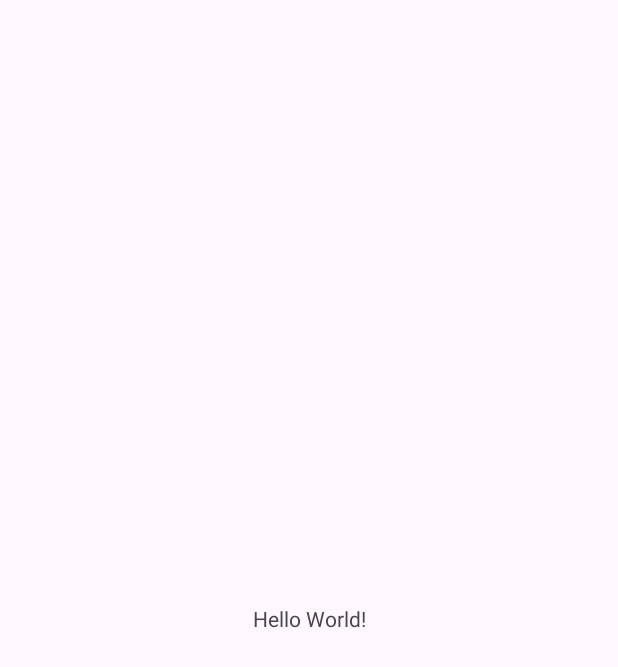
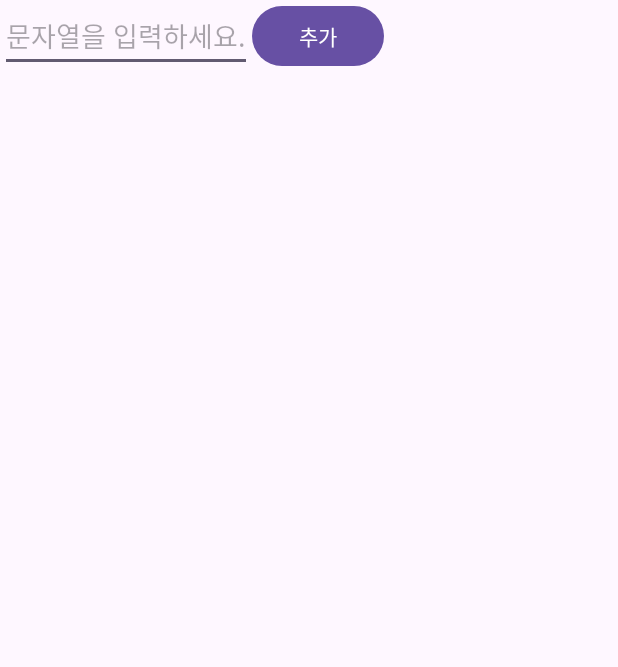
Before and after one commit to suinkimme/study-android, an Android app: the screen it shows after launch (MainActivity), on a phone screen of 412 x 824 dp. Before the commit the part shown is almost empty. Shown: the top 667 px of the screen. Run offline under Robolectric (Android 15) with nearby library versions, the phone set to English and light mode, and no system bars.

Commit message:
메인액티비티 구성중

```diff
--- a/RecyclerViewExample/app/src/main/res/layout/activity_main.xml
+++ b/RecyclerViewExample/app/src/main/res/layout/activity_main.xml
@@ -6,13 +6,31 @@
     android:layout_height="match_parent"
     tools:context=".MainActivity">
 
-    <TextView
+    <com.google.android.material.textfield.TextInputEditText
+        android:id="@+id/stringEditText"
         android:layout_width="wrap_content"
         android:layout_height="wrap_content"
-        android:text="Hello World!"
-        app:layout_constraintBottom_toBottomOf="parent"
-        app:layout_constraintEnd_toEndOf="parent"
+        android:hint="문자열을 입력하세요."
         app:layout_constraintStart_toStartOf="parent"
         app:layout_constraintTop_toTopOf="parent" />
 
+    <Button
+        android:id="@+id/addButton"
+        android:layout_width="wrap_content"
+        android:layout_height="wrap_content"
+        android:text="추가"
+        app:layout_constraintStart_toEndOf="@id/stringEditText" />
+
+    <androidx.constraintlayout.widget.Barrier
+        android:id="@+id/line"
+        android:layout_width="wrap_content"
+        android:layout_height="wrap_content"
+        app:barrierDirection="start"
+        />
+
+    <androidx.recyclerview.widget.RecyclerView
+        android:layout_width="match_parent"
+        android:layout_height="0dp"
+        app:layout_constraintBottom_toBottomOf="parent"/>
+
 </androidx.constraintlayout.widget.ConstraintLayout>
```
